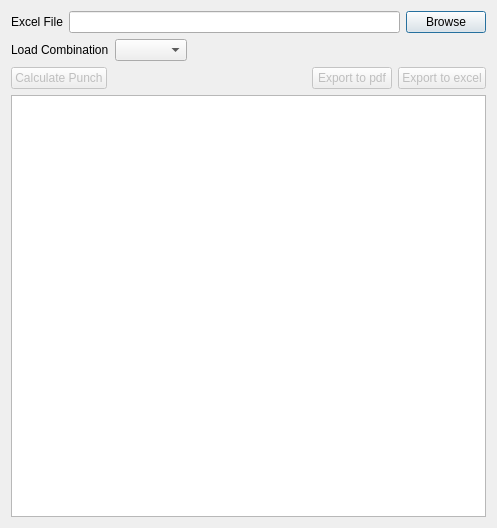
The window that safe/punch/punchPanel.ui (ebrahimraeyat/OSAFE) describes before a commit, drawn with Qt 5.
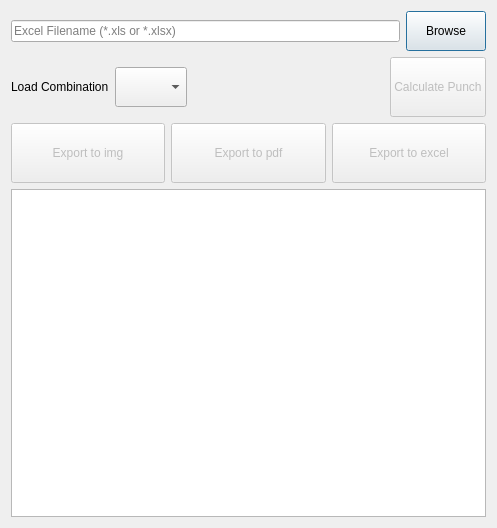
The same window after the commit.

Commit message: export to images

Patch:
```diff
--- a/safe/punch/punchPanel.ui
+++ b/safe/punch/punchPanel.ui
@@ -17,17 +17,26 @@
    <item>
     <layout class="QHBoxLayout" name="horizontalLayout">
      <item>
-      <widget class="QLabel" name="label">
+      <widget class="QLineEdit" name="excel_lineedit">
+       <property name="inputMask">
+        <string/>
+       </property>
        <property name="text">
-        <string>Excel File</string>
+        <string/>
+       </property>
+       <property name="placeholderText">
+        <string>Excel Filename (*.xls or *.xlsx)</string>
        </property>
       </widget>
      </item>
-     <item>
-      <widget class="QLineEdit" name="excel_lineedit"/>
-     </item>
      <item>
       <widget class="QPushButton" name="excel_button">
+       <property name="minimumSize">
+        <size>
+         <width>0</width>
+         <height>40</height>
+        </size>
+       </property>
        <property name="text">
         <string>Browse</string>
        </property>
@@ -45,7 +54,14 @@
       </widget>
      </item>
      <item>
-      <widget class="QComboBox" name="load_combination_box"/>
+      <widget class="QComboBox" name="load_combination_box">
+       <property name="minimumSize">
+        <size>
+         <width>0</width>
+         <height>40</height>
+        </size>
+       </property>
+      </widget>
      </item>
      <item>
       <spacer name="horizontalSpacer_2">
@@ -60,38 +76,53 @@
        </property>
       </spacer>
      </item>
-    </layout>
-   </item>
-   <item>
-    <layout class="QHBoxLayout" name="horizontalLayout_3">
      <item>
       <widget class="QPushButton" name="calculate_punch_button">
        <property name="enabled">
         <bool>false</bool>
        </property>
+       <property name="minimumSize">
+        <size>
+         <width>0</width>
+         <height>60</height>
+        </size>
+       </property>
        <property name="text">
         <string>Calculate Punch</string>
        </property>
       </widget>
      </item>
+    </layout>
+   </item>
+   <item>
+    <layout class="QHBoxLayout" name="horizontalLayout_3">
      <item>
-      <spacer name="horizontalSpacer">
-       <property name="orientation">
-        <enum>Qt::Horizontal</enum>
+      <widget class="QPushButton" name="export_image_button">
+       <property name="enabled">
+        <bool>false</bool>
        </property>
-       <property name="sizeHint" stdset="0">
+       <property name="minimumSize">
         <size>
-         <width>40</width>
-         <height>20</height>
+         <width>0</width>
+         <height>60</height>
         </size>
        </property>
-      </spacer>
+       <property name="text">
+        <string>Export to img</string>
+       </property>
+      </widget>
      </item>
      <item>
       <widget class="QPushButton" name="export_pdf_button">
        <property name="enabled">
         <bool>false</bool>
        </property>
+       <property name="minimumSize">
+        <size>
+         <width>0</width>
+         <height>60</height>
+        </size>
+       </property>
        <property name="text">
         <string>Export to pdf</string>
        </property>
@@ -102,6 +133,12 @@
        <property name="enabled">
         <bool>false</bool>
        </property>
+       <property name="minimumSize">
+        <size>
+         <width>0</width>
+         <height>60</height>
+        </size>
+       </property>
        <property name="text">
         <string>Export to excel</string>
        </property>
```
The commit also changes 4 other files.
